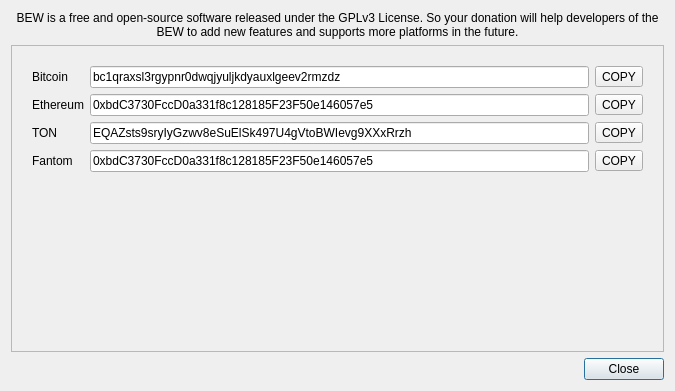
realbardia/bew, file src/donatedialog.ui: the form before one commit.
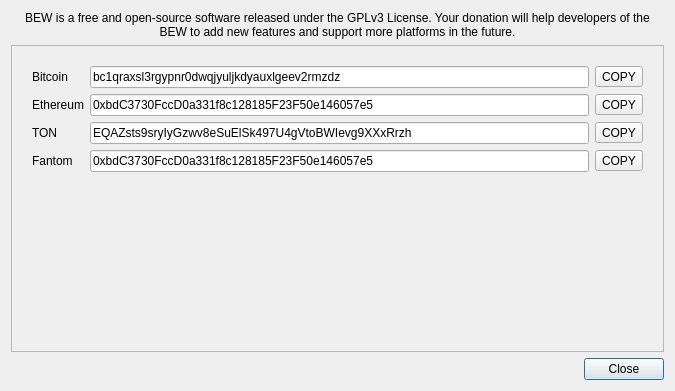
The form after the commit.

Diff of the .ui file:
```diff
--- a/src/donatedialog.ui
+++ b/src/donatedialog.ui
@@ -17,7 +17,7 @@
    <item>
     <widget class="QLabel" name="label">
      <property name="text">
-      <string>BEW is a free and open-source software released under the GPLv3 License. So your donation will help developers of the BEW to add new features and supports more platforms in the future.</string>
+      <string>BEW is a free and open-source software released under the GPLv3 License. Your donation will help developers of the BEW to add new features and support more platforms in the future.</string>
      </property>
      <property name="alignment">
       <set>Qt::AlignCenter</set>
```
